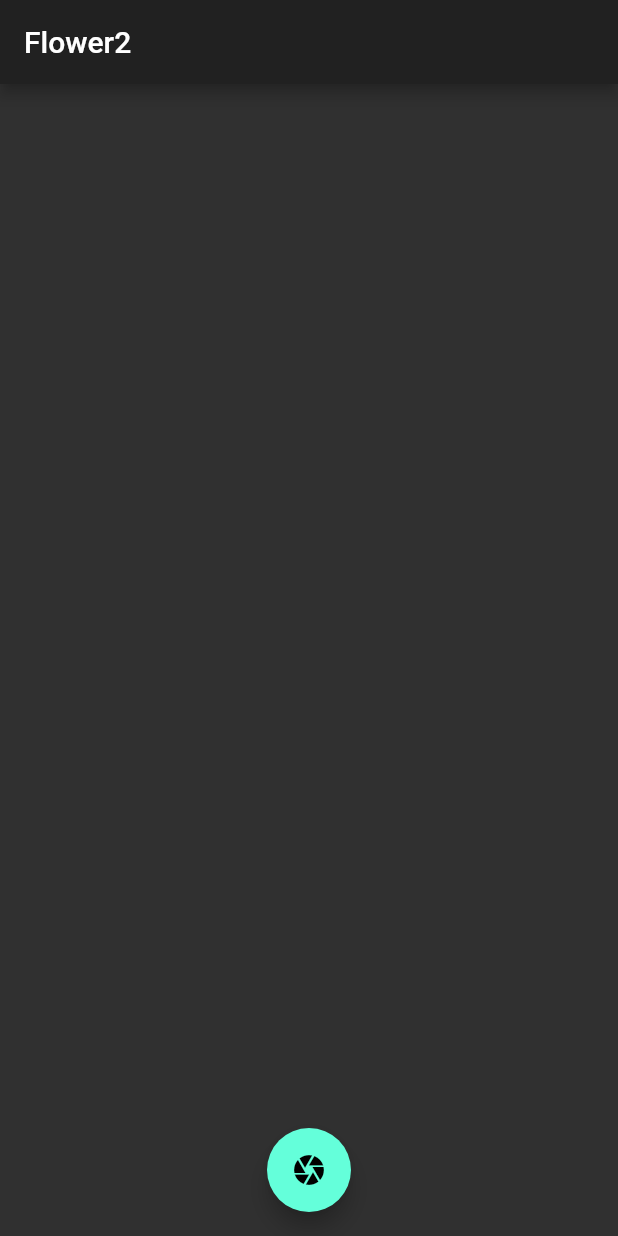
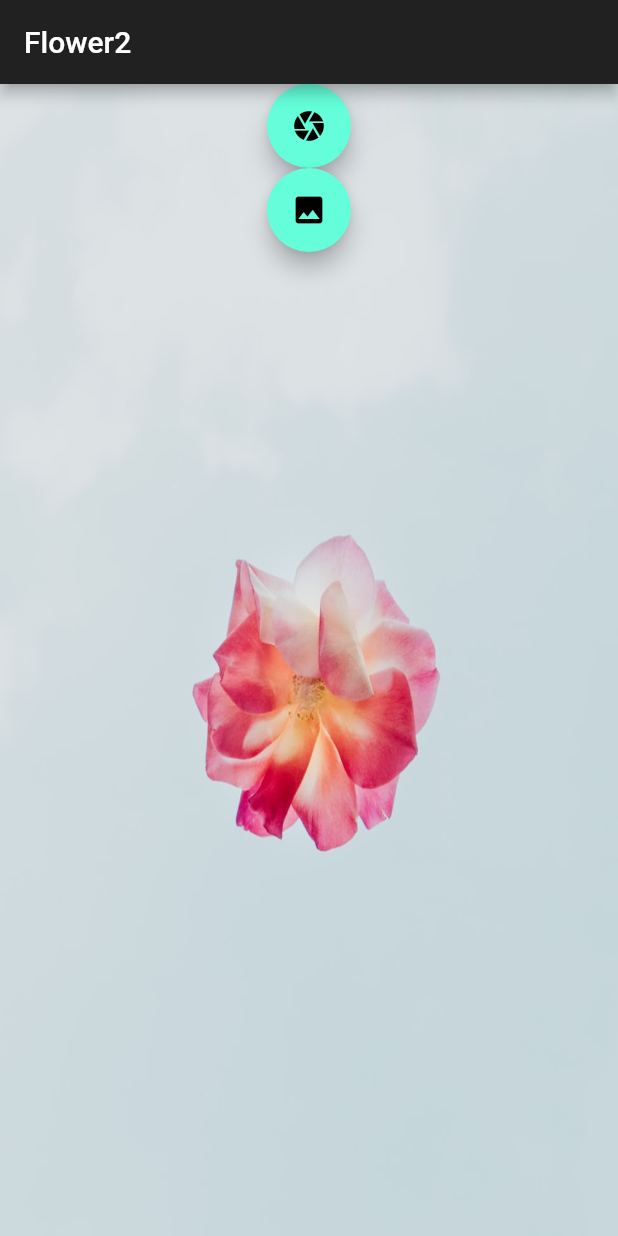
Before and after one commit to six-and-extras/flower-flutter, a Flutter app: the screen it shows after launch, on a phone screen of 412 x 824 dp. Run offline on Flutter 3.47's test engine with Material 2 defaults, Android fonts, the phone set to English and light mode, and no system bars; our stand-ins replace camera, image_picker.

```diff
--- /dev/null
+++ b/lib/constants.dart
@@ -0,0 +1,4 @@
+// Constants class for hard coded strings.
+class Constants {
+  static const FLOWER_BACKGROUND  = 'assets/backgrounds/flower-background.png';
+}
--- a/lib/main.dart
+++ b/lib/main.dart
@@ -1,33 +1,26 @@
 import 'package:camera/camera.dart';
 import 'package:flutter/material.dart';
-import './camera/photos.dart';
+import './load/take_picture.dart';
+import './load/upload_picture.dart';
+import 'constants.dart';
 
-void main() => runApp(HomePage());
-
-class HomePage extends StatelessWidget {
-
-  // This widget is the root of your application.
-  @override
-  Widget build(BuildContext context) {
-    return MaterialApp(
+Future<void> main() async {
+  // Obtain a list of the available cameras on the device.
+  final cameras = await availableCameras();
+  // Get a specific camera from the list of available cameras.
+  final firstCamera = cameras.first;
+  runApp(MaterialApp(
     title: 'Flower2',
     theme: ThemeData.dark(),
     debugShowCheckedModeBanner: false,
-      home: MainPage(title: 'Flower2'),
-    );
-  }
-}
-
-Future navigateToSubPage(context) async {
-  // Obtain a list of the available cameras on the device.
-  final cameras = await availableCameras();
-
-  // Get a specific camera from the list of available cameras.
-  final firstCamera = cameras.first;
-
-  Navigator.push(
-    context,
-    MaterialPageRoute(builder: (context) => TakePictureScreen(camera: firstCamera)));
+    initialRoute: '/',
+    routes: <String, WidgetBuilder>{
+      // When navigating to the "/" route, build the FirstScreen widget.
+      '/': (context) => MainPage(title: 'Flower2'),
+      UploadPictureScreen.TAG: (context) => TakePictureScreen(camera: firstCamera),
+      TakePictureScreen.TAG: (context) => UploadPictureScreen(),
+    },
+  ));
 }
 
 class MainPage extends StatefulWidget {
@@ -41,18 +34,47 @@ class MainPage extends StatefulWidget {
 class _MainPageState extends State<MainPage> {
   @override
   Widget build(BuildContext context) {
+    final Size size = MediaQuery.of(context).size;
     return Scaffold(
         appBar: AppBar(
           title: Text(widget.title),
         ),
-      floatingActionButton: FloatingActionButton(
+        body: Stack(
+          children: <Widget>[
+            Center(
+              // Background image.
+              child: new Image.asset(
+                Constants.FLOWER_BACKGROUND,
+                width: size.width,
+                height: size.height,
+                fit: BoxFit.fill,
+              ),
+            ),
+            Align(
+              alignment: Alignment.center,
+              child: Column(
+                crossAxisAlignment: CrossAxisAlignment.start,
+                children: <Widget>[
+                  FloatingActionButton(
+                    heroTag: TakePictureScreen.TAG,
                     onPressed: () {
-            navigateToSubPage(context);
+                      Navigator.pushNamed(this.context, TakePictureScreen.TAG);
                     },
-        tooltip: 'Take a photo',
+                    // tooltip: 'Take a photo',
                     child: Icon(Icons.camera),
                   ),
-      floatingActionButtonLocation: FloatingActionButtonLocation.centerFloat,
-    );
+                  FloatingActionButton(
+                    heroTag: UploadPictureScreen.TAG,
+                    onPressed: () {
+                      Navigator.pushNamed(context, UploadPictureScreen.TAG);
+                    },
+                    // tooltip: 'Choose a photo',
+                    child: Icon(Icons.photo),
+                  ),
+                ],
+              ),
+            )
+          ],
+        ));
   }
 }
```
Also changed, not shown: lib/camera/photos.dart (deleted, +0 -122 lines), lib/load/take_picture.dart (added, +123 -0 lines), lib/load/upload_picture.dart (added, +75 -0 lines), pubspec.yaml (+4 -45 lines), assets/backgrounds/flower-background.png (added), 10 other files. Lines whose indentation alone changed are shown as unchanged.
